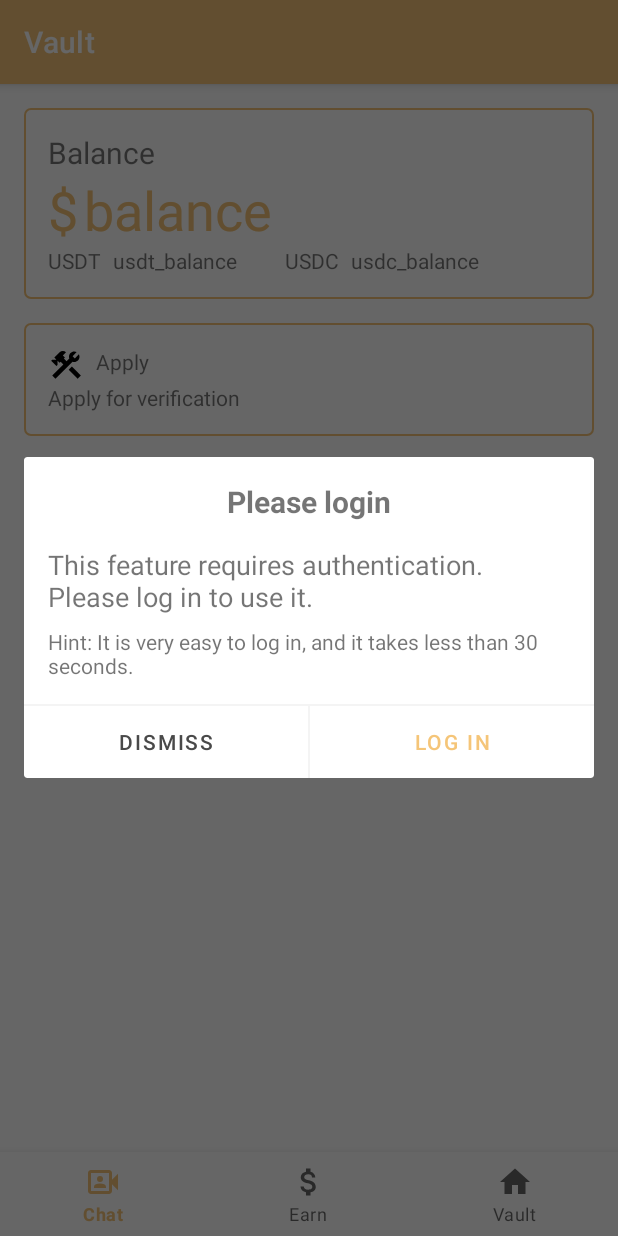
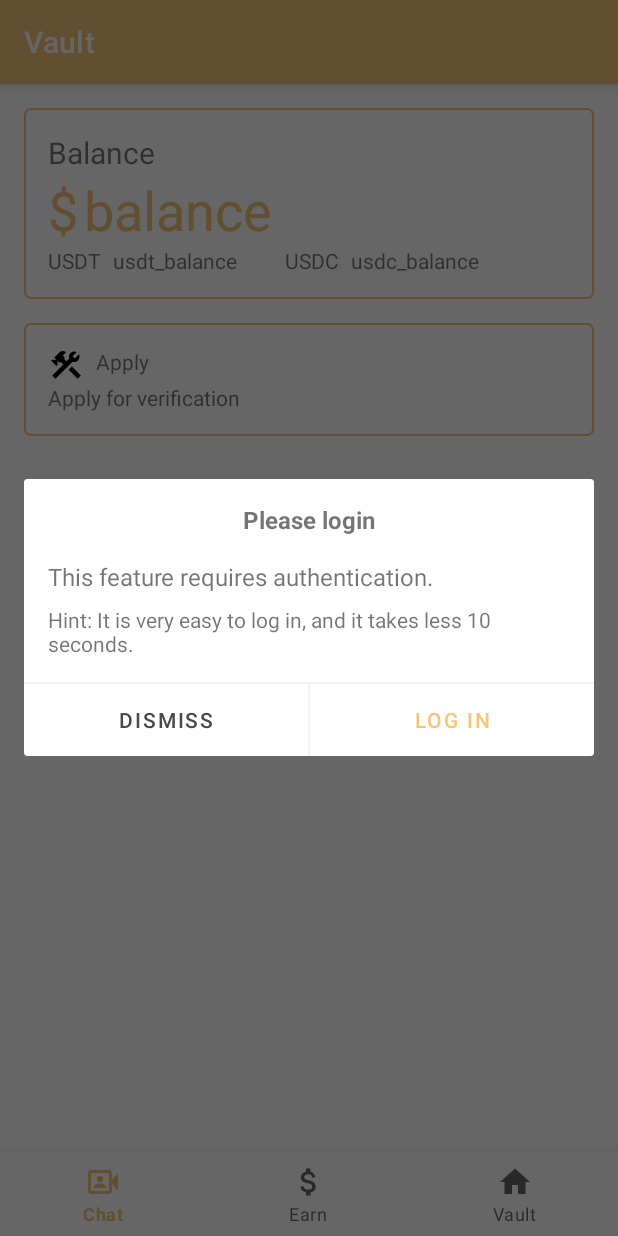
Before and after one commit to ivorie-io/ivorie-chat-android, an Android app: the VaultFragment screen opened through its navigation route, after a tap on "Apply", on a phone screen of 412 x 824 dp. Run offline under Robolectric (Android 15) with nearby library versions, the phone set to English and light mode, and no system bars; our stand-ins replace Dagger/Hilt's generated code, Picasso, Room's generated code, navigation-ui; libraries missing offline, so code that uses them is left out: io.metamask.androidsdk; pictures from the network do not load; 3 statements that could not run were skipped.

Commit message:
refactor: improve UI of authentication reminder dialog

```diff
--- a/app/src/main/res/layout/activity_verification.xml
+++ b/app/src/main/res/layout/activity_verification.xml
@@ -383,7 +383,7 @@
                 android:lineSpacingExtra="8sp"
                 android:paddingLeft="@dimen/medium_padding"
                 android:paddingRight="@dimen/medium_padding"
-                android:textSize="@dimen/text_size_large"
+                android:textSize="@dimen/text_size_medium"
                 android:textColor="@color/text_label"
                 app:layout_constraintTop_toTopOf="parent"
                 app:layout_constraintStart_toStartOf="parent"
--- a/app/src/main/res/layout/exposed_dropdown_menu.xml
+++ b/app/src/main/res/layout/exposed_dropdown_menu.xml
@@ -7,4 +7,4 @@
     android:padding="@dimen/large_padding"
     android:text="@string/prompt_country_calling_code"
     android:textColor="@color/item_label"
-    android:textSize="@dimen/text_size_large" />
+    android:textSize="@dimen/text_size_medium" />
--- a/app/src/main/res/layout/fragment_authentication_reminder_dialog.xml
+++ b/app/src/main/res/layout/fragment_authentication_reminder_dialog.xml
@@ -47,7 +47,7 @@
             android:layout_marginRight="@dimen/large_margin"
             android:layout_marginTop="@dimen/large_margin"
             android:layout_marginBottom="@dimen/medium_margin"
-            android:textSize="18sp"
+            android:textSize="@dimen/text_size_medium"
             android:text="@string/remind_authentication_content" />
 
         <TextView
@@ -57,7 +57,7 @@
             android:layout_marginLeft="@dimen/large_margin"
             android:layout_marginRight="@dimen/large_margin"
             android:layout_marginBottom="@dimen/large_margin"
-            android:textSize="14sp"
+            android:textSize="@dimen/text_size_default"
             android:text="@string/easy_authentication_hint" />
     </LinearLayout>
 
--- a/app/src/main/res/layout/item_user.xml
+++ b/app/src/main/res/layout/item_user.xml
@@ -51,7 +51,7 @@
             android:layout_width="match_parent"
             android:layout_height="wrap_content"
             android:text="@string/user_real_name"
-            android:textSize="@dimen/text_size_large"
+            android:textSize="@dimen/text_size_medium"
             android:maxLines="1"
             android:ellipsize="end"
             android:textStyle="bold"
@@ -72,9 +72,7 @@
 
         <androidx.constraintlayout.widget.ConstraintLayout
             android:layout_width="match_parent"
-            android:layout_height="wrap_content"
-            android:layout_marginBottom="@dimen/event_item_padding_small"
-            android:layout_marginTop="@dimen/event_item_padding_small">
+            android:layout_height="wrap_content">
 
             <TextView
                 android:id="@+id/currency_symbol"
--- a/app/src/main/res/values/strings.xml
+++ b/app/src/main/res/values/strings.xml
@@ -137,8 +137,8 @@
 
     <!-- Authentication dialog fragment -->
     <string name="remind_authentication_dialog_title">Please login</string>
-    <string name="remind_authentication_content">This feature requires authentication. Please log in to use it.</string>
-    <string name="easy_authentication_hint">Hint: It is very easy to log in, and it takes less than 30 seconds.</string>
+    <string name="remind_authentication_content">This feature requires authentication.</string>
+    <string name="easy_authentication_hint">Hint: It is very easy to log in, and it takes less 10 seconds.</string>
     <string name="authenticate_later">Dismiss</string>
     <string name="authenticate_now">Log in</string>
 </resources>
```
Also changed, not shown: app/src/main/res/values/dimens.xml (+2 -8 lines).
